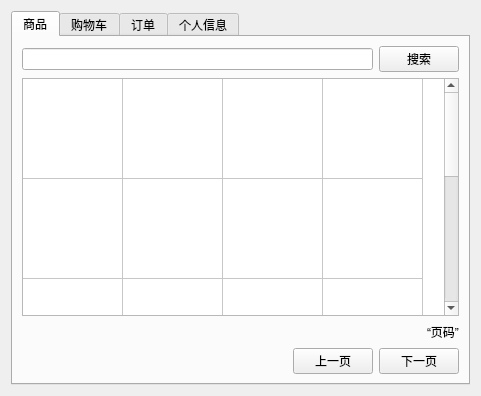
Old version of the form E-commerceMIS/buyerUI.ui in the repository Ziyeeee/DatabaseProject.
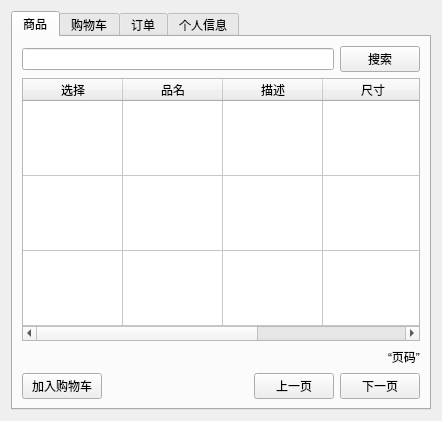
New version of the form.

The edit to the form file:
```diff
--- a/E-commerceMIS/buyerUI.ui
+++ b/E-commerceMIS/buyerUI.ui
@@ -6,8 +6,8 @@
    <rect>
     <x>0</x>
     <y>0</y>
-    <width>481</width>
-    <height>396</height>
+    <width>442</width>
+    <height>421</height>
    </rect>
   </property>
   <property name="windowTitle">
@@ -50,13 +50,13 @@
           <bool>true</bool>
          </property>
          <property name="rowCount">
-          <number>5</number>
+          <number>3</number>
          </property>
          <property name="columnCount">
-          <number>4</number>
+          <number>5</number>
          </property>
          <attribute name="horizontalHeaderVisible">
-          <bool>false</bool>
+          <bool>true</bool>
          </attribute>
          <attribute name="horizontalHeaderCascadingSectionResizes">
           <bool>false</bool>
@@ -64,6 +64,9 @@
          <attribute name="horizontalHeaderDefaultSectionSize">
           <number>100</number>
          </attribute>
+         <attribute name="horizontalHeaderMinimumSectionSize">
+          <number>25</number>
+         </attribute>
          <attribute name="verticalHeaderVisible">
           <bool>false</bool>
          </attribute>
@@ -71,13 +74,16 @@
           <bool>true</bool>
          </attribute>
          <attribute name="verticalHeaderDefaultSectionSize">
-          <number>100</number>
+          <number>75</number>
          </attribute>
          <row/>
          <row/>
          <row/>
-         <row/>
-         <row/>
+         <column>
+          <property name="text">
+           <string>选择</string>
+          </property>
+         </column>
          <column>
           <property name="text">
            <string>品名</string>
@@ -88,16 +94,16 @@
            <string>描述</string>
           </property>
          </column>
+         <column>
+          <property name="text">
+           <string>尺寸</string>
+          </property>
+         </column>
          <column>
           <property name="text">
            <string>价格</string>
           </property>
          </column>
-         <column>
-          <property name="text">
-           <string>加入购物车</string>
-          </property>
-         </column>
         </widget>
        </item>
        <item>
@@ -139,6 +145,13 @@
        </item>
        <item>
         <layout class="QHBoxLayout" name="horizontalLayout_15">
+         <item>
+          <widget class="QPushButton" name="addCartPushButton">
+           <property name="text">
+            <string>加入购物车</string>
+           </property>
+          </widget>
+         </item>
          <item>
           <spacer name="horizontalSpacer_22">
            <property name="orientation">
```
Left out of the diff: 8 changed lines with no effect on the pictures.
